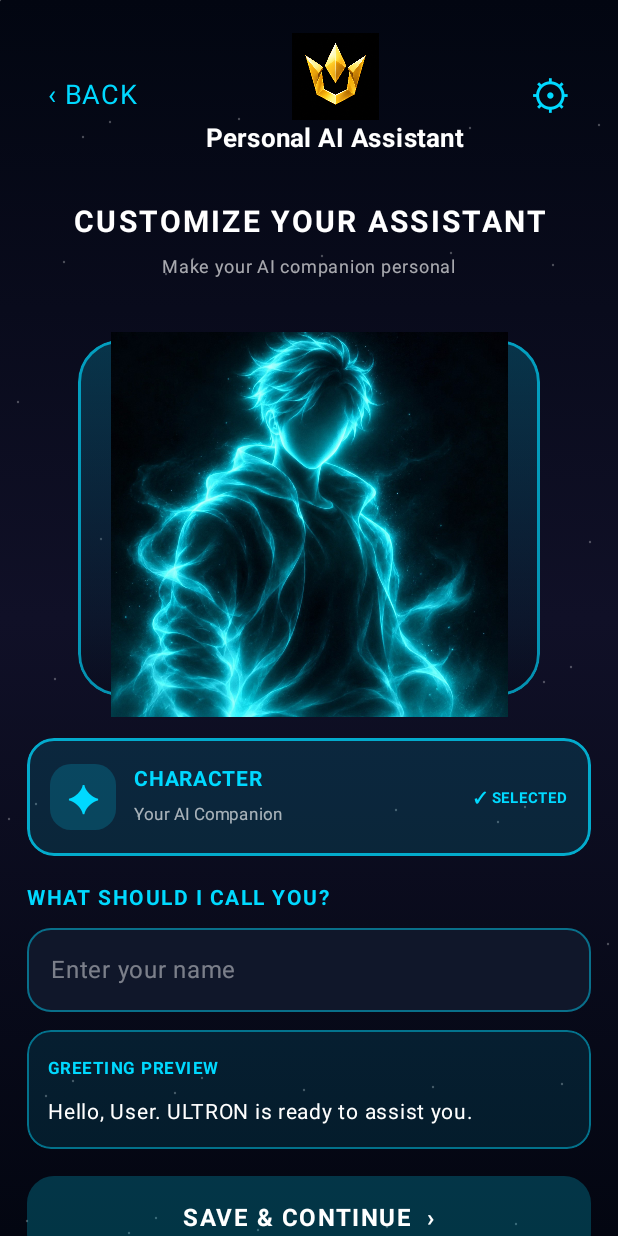
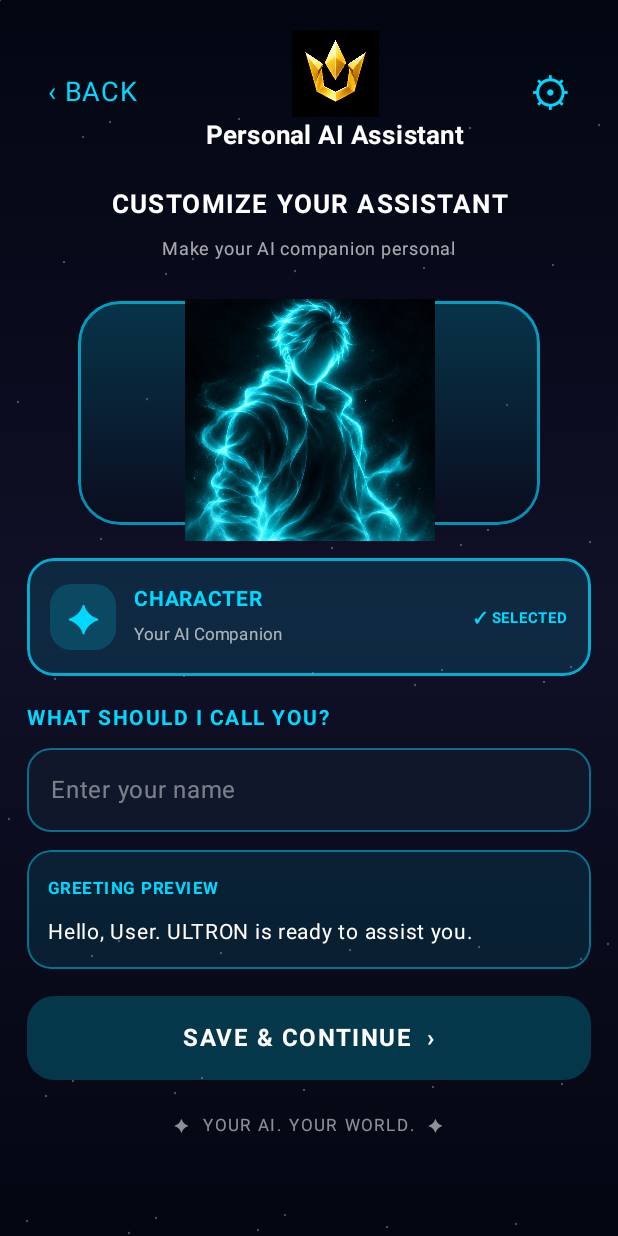
Before and after one commit to AbdullahandAdil/Ultron-x-Luna, an Android app built with Jetpack Compose: the screen it shows after launch (MainActivity), after a tap on "Select ›", on a phone screen of 412 x 824 dp. Run offline under Robolectric (Android 15) with nearby library versions, the phone set to English and light mode, and no system bars.

Commit message:
update app/src/main/java/com/Ultone/assistant/MainActivity.kt

```diff
--- a/app/src/main/java/com/Ultone/assistant/MainActivity.kt
+++ b/app/src/main/java/com/Ultone/assistant/MainActivity.kt
@@ -573,17 +573,19 @@ fun CustomizeScreen(
         Modifier.fillMaxSize()
     ) {
 
-        val compact = maxHeight < 750.dp
+        val compact = maxHeight < 850.dp
 
         AppBackground()
 
         Column(
     Modifier
         .fillMaxSize()
+        .navigationBarsPadding()
+        .imePadding()
         .verticalScroll(rememberScrollState())
         .padding(
             horizontal = 18.dp,
-                    vertical = 8.dp
+            vertical = 6.dp
         ),
 
             horizontalAlignment = Alignment.CenterHorizontally
@@ -648,7 +650,7 @@ fun CustomizeScreen(
                 modifier = Modifier
                     .fillMaxWidth()
                     .height(
-                        if (compact) 205.dp else 270.dp
+                        if (compact) 170.dp else 220.dp
                     )
             )
 
```
Lines whose indentation alone changed are shown as unchanged.
